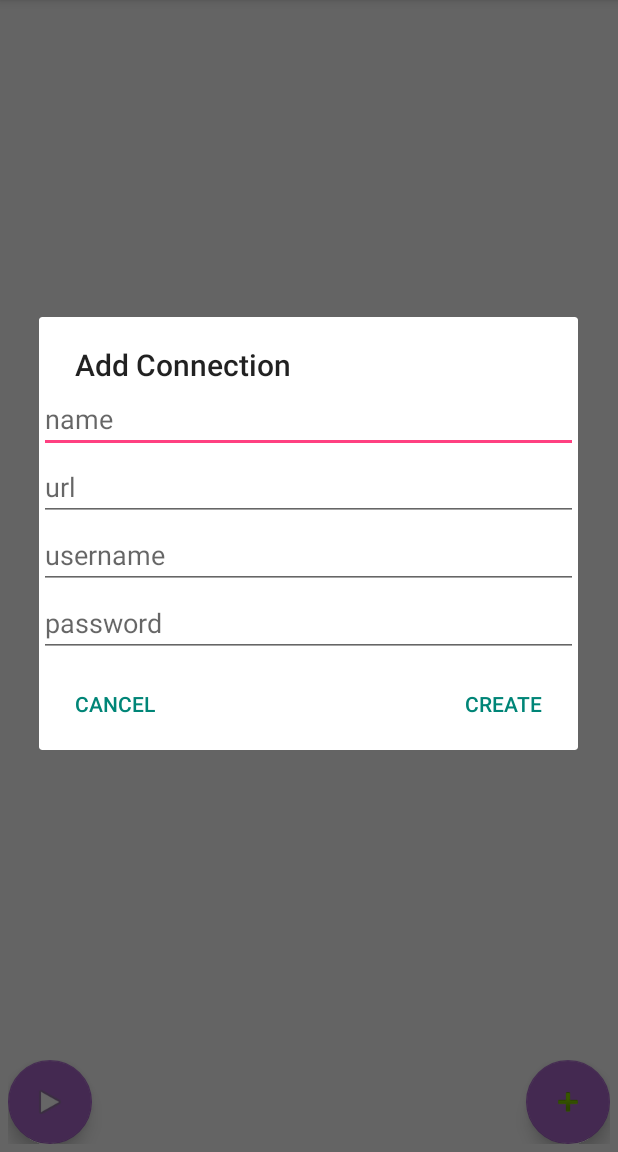
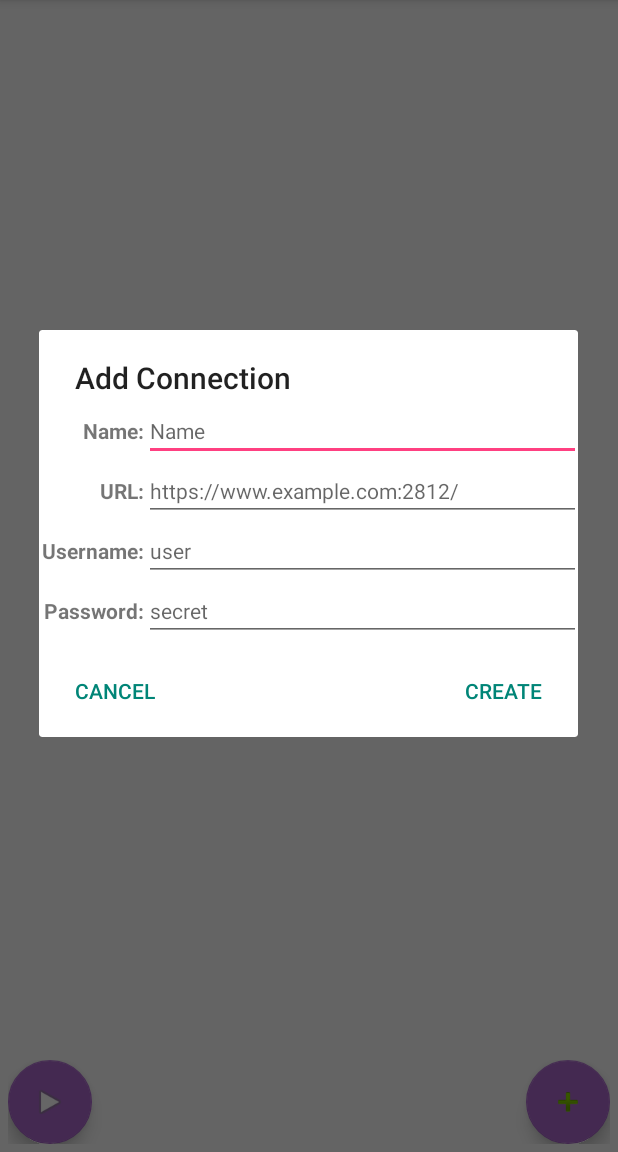
Before and after one commit to kjpc-tech/MONITor, an Android app: the screen it shows after launch (MONITorMainActivity), after a tap on an icon or button, on a phone screen of 412 x 824 dp, the part 84-1236 px from its top. Run offline under Robolectric (Android 15) with nearby library versions, the phone set to English and light mode, and no system bars.

Commit message:
Updated dialog.

```diff
--- a/app/src/main/res/layout/dialog_monitor_connection.xml
+++ b/app/src/main/res/layout/dialog_monitor_connection.xml
@@ -4,38 +4,96 @@
     android:layout_height="wrap_content"
     android:orientation="vertical">
 
+    <GridLayout
+        android:layout_width="match_parent"
+        android:layout_height="wrap_content"
+        android:layout_weight="1"
+        android:columnCount="2"
+        android:padding="2dp"
+        android:rowCount="4">
+
+        <TextView
+            android:layout_width="wrap_content"
+            android:layout_height="wrap_content"
+            android:layout_column="0"
+            android:layout_gravity="right"
+            android:layout_row="0"
+            android:text="@string/dialog_monitor_connection_name_label"
+            android:textSize="14sp"
+            android:textStyle="bold" />
+
         <EditText
             android:id="@+id/dialog_connection_name"
             android:layout_width="match_parent"
             android:layout_height="wrap_content"
-        android:layout_weight="1"
+            android:layout_column="1"
+            android:layout_row="0"
             android:ems="10"
-        android:hint="name"
-        android:inputType="text|textCapWords" />
+            android:hint="@string/dialog_monitor_connection_name_hint"
+            android:inputType="text|textCapWords"
+            android:textSize="14sp" />
+
+        <TextView
+            android:layout_width="wrap_content"
+            android:layout_height="wrap_content"
+            android:layout_column="0"
+            android:layout_gravity="right"
+            android:layout_row="1"
+            android:text="@string/dialog_monitor_connection_url_label"
+            android:textSize="14sp"
+            android:textStyle="bold" />
 
         <EditText
             android:id="@+id/dialog_connection_url"
             android:layout_width="match_parent"
             android:layout_height="wrap_content"
-        android:layout_weight="1"
+            android:layout_column="1"
+            android:layout_row="1"
             android:ems="10"
-        android:hint="url"
-        android:inputType="textUri" />
+            android:hint="@string/dialog_monitor_connection_url_hint"
+            android:inputType="textUri"
+            android:textSize="14sp" />
+
+        <TextView
+            android:layout_width="wrap_content"
+            android:layout_height="wrap_content"
+            android:layout_column="0"
+            android:layout_gravity="right"
+            android:layout_row="2"
+            android:text="@string/dialog_monitor_connection_username_label"
+            android:textSize="14sp"
+            android:textStyle="bold" />
 
         <EditText
             android:id="@+id/dialog_connection_username"
             android:layout_width="match_parent"
             android:layout_height="wrap_content"
-        android:layout_weight="1"
+            android:layout_column="1"
+            android:layout_row="2"
             android:ems="10"
-        android:hint="username" />
+            android:hint="@string/dialog_monitor_connection_username_hint"
+            android:textSize="14sp" />
+
+        <TextView
+            android:layout_width="wrap_content"
+            android:layout_height="wrap_content"
+            android:layout_column="0"
+            android:layout_gravity="right"
+            android:layout_row="3"
+            android:text="@string/dialog_monitor_connection_password_label"
+            android:textSize="14sp"
+            android:textStyle="bold" />
 
         <EditText
             android:id="@+id/dialog_connection_password"
             android:layout_width="match_parent"
             android:layout_height="wrap_content"
-        android:layout_weight="1"
+            android:layout_column="1"
+            android:layout_row="3"
             android:ems="10"
-        android:hint="password"
-        android:inputType="textPassword" />
+            android:hint="@string/dialog_monitor_connection_password_hint"
+            android:inputType="textPassword"
+            android:textSize="14sp" />
+    </GridLayout>
+
 </LinearLayout>
--- a/app/src/main/res/values/strings.xml
+++ b/app/src/main/res/values/strings.xml
@@ -5,6 +5,15 @@
 
     <string name="view_monitor_connection_status_label">Status:</string>
     <string name="view_monitor_connection_timestamp_label">Last Checked:</string>
+
+    <string name="dialog_monitor_connection_name_label">Name:</string>
+    <string name="dialog_monitor_connection_name_hint">Name</string>
+    <string name="dialog_monitor_connection_url_label">URL:</string>
+    <string name="dialog_monitor_connection_url_hint">https://www.example.com:2812/</string>
+    <string name="dialog_monitor_connection_username_label">Username:</string>
+    <string name="dialog_monitor_connection_username_hint">user</string>
+    <string name="dialog_monitor_connection_password_label">Password:</string>
+    <string name="dialog_monitor_connection_password_hint">secret</string>
 
     <string name="dialog_monitor_connection_add_title">Add Connection</string>
     <string name="dialog_monitor_connection_add_positive">Create</string>
```
Lines whose indentation alone changed are shown as unchanged.
